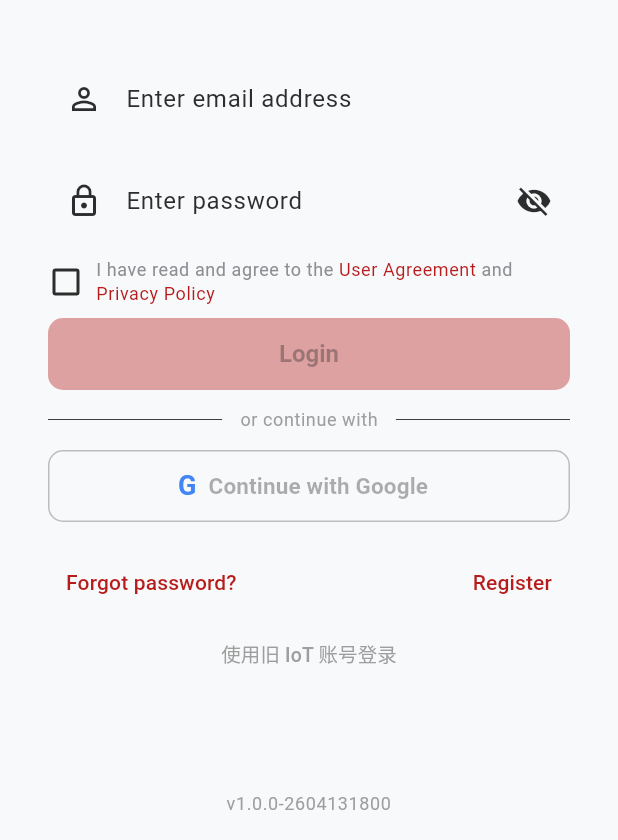
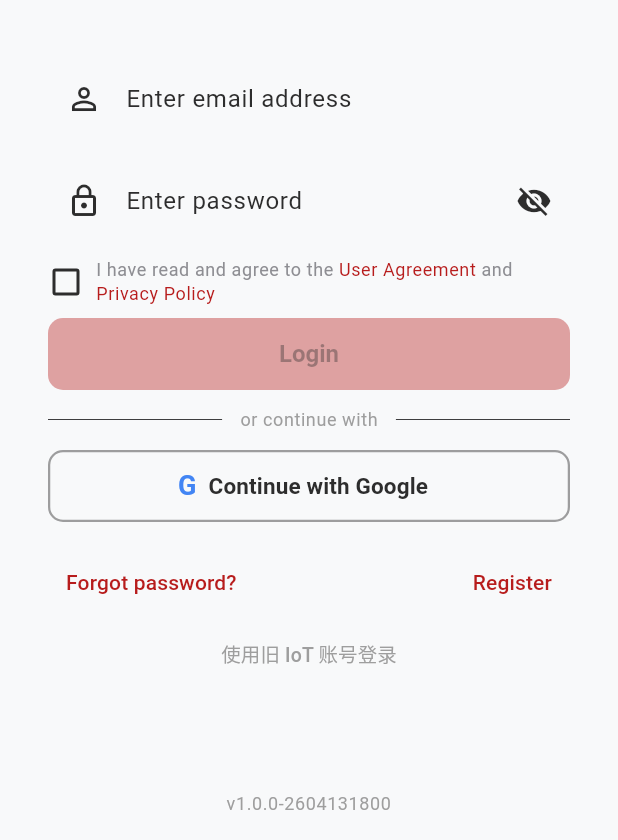
Before and after one commit to sentino-jp/sentino-app-sample, a Flutter app: the screen it shows after launch, on a phone screen of 412 x 824 dp, the part 396-1236 px from its top. Run offline on Flutter 3.47's test engine with Material 3 defaults, Android fonts, the phone set to English and light mode, and no system bars; our stand-ins replace device_info_plus, dio, flutter_blue_plus, go_router, google_sign_in, image_picker and 3 more; missing offline and left inert: app_settings, mobile_scanner, mqtt_client; accounts and stored records are empty.

Commit message:
fix(login): Google 按钮未勾隐私协议时给提示，不再静默失灵
原实现 onPressed 在未勾选时置 null，但按钮 style 里 side 是写死的
BorderSide(Colors.grey.shade400)——不是 WidgetStateProperty，禁用态
边框与文字颜色都不变。深色背景下按钮看起来完全可点，点了却毫无反应，
用户无从知道卡在隐私勾选上（账密登录用 AgButton，禁用会变暗红，反倒没这问题）。

- 门禁移进 _handleGoogleLogin：未勾选时 ToastUtil.showInfo 说明原因，
  onPressed 只保留 loading 防重入
- 边框改为跟随 colorScheme.onSurface（alpha .45）且加粗到 1.5，
  写死的 grey.shade400 在深色背景下对比不足，不像可点控件
- 新增 agreePrivacyRequired 文案（zh/en/ja）

```diff
--- a/lib/l10n/app_en.arb
+++ b/lib/l10n/app_en.arb
@@ -229,5 +229,6 @@
   "you": "You",
   "assistant": "Assistant",
   "orContinueWith": "or continue with",
-  "continueWithGoogle": "Continue with Google"
+  "continueWithGoogle": "Continue with Google",
+  "agreePrivacyRequired": "Please read and agree to the Terms and Privacy Policy first"
 }
--- a/lib/l10n/app_ja.arb
+++ b/lib/l10n/app_ja.arb
@@ -229,5 +229,6 @@
   "you": "あなた",
   "assistant": "アシスタント",
   "orContinueWith": "または以下で続行",
-  "continueWithGoogle": "Google でログイン"
+  "continueWithGoogle": "Google でログイン",
+  "agreePrivacyRequired": "先に利用規約とプライバシーポリシーに同意してください"
 }
--- a/lib/l10n/app_localizations.dart
+++ b/lib/l10n/app_localizations.dart
@@ -1455,6 +1455,12 @@ abstract class AppLocalizations {
   /// In zh, this message translates to:
   /// **'使用 Google 账号登录'**
   String get continueWithGoogle;
+
+  /// No description provided for @agreePrivacyRequired.
+  ///
+  /// In zh, this message translates to:
+  /// **'请先阅读并同意用户协议和隐私政策'**
+  String get agreePrivacyRequired;
 }
 
 class _AppLocalizationsDelegate
--- a/lib/l10n/app_localizations_en.dart
+++ b/lib/l10n/app_localizations_en.dart
@@ -703,4 +703,8 @@ class AppLocalizationsEn extends AppLocalizations {
 
   @override
   String get continueWithGoogle => 'Continue with Google';
+
+  @override
+  String get agreePrivacyRequired =>
+      'Please read and agree to the Terms and Privacy Policy first';
 }
--- a/lib/l10n/app_localizations_ja.dart
+++ b/lib/l10n/app_localizations_ja.dart
@@ -697,4 +697,7 @@ class AppLocalizationsJa extends AppLocalizations {
 
   @override
   String get continueWithGoogle => 'Google でログイン';
+
+  @override
+  String get agreePrivacyRequired => '先に利用規約とプライバシーポリシーに同意してください';
 }
--- a/lib/l10n/app_localizations_zh.dart
+++ b/lib/l10n/app_localizations_zh.dart
@@ -696,4 +696,7 @@ class AppLocalizationsZh extends AppLocalizations {
 
   @override
   String get continueWithGoogle => '使用 Google 账号登录';
+
+  @override
+  String get agreePrivacyRequired => '请先阅读并同意用户协议和隐私政策';
 }
--- a/lib/l10n/app_zh.arb
+++ b/lib/l10n/app_zh.arb
@@ -264,5 +264,6 @@
   "you": "你",
   "assistant": "智能体",
   "orContinueWith": "或使用以下方式",
-  "continueWithGoogle": "使用 Google 账号登录"
+  "continueWithGoogle": "使用 Google 账号登录",
+  "agreePrivacyRequired": "请先阅读并同意用户协议和隐私政策"
 }
--- a/lib/pages/auth/login_page.dart
+++ b/lib/pages/auth/login_page.dart
@@ -8,6 +8,7 @@ import '../../providers/locale_provider.dart';
 import '../../routes/app_router.dart';
 import '../../theme/app_colors.dart';
 import '../../utils/app_config.dart';
+import '../../utils/toast_util.dart';
 import '../../utils/validators.dart';
 import '../../widgets/ag_button.dart';
 import '../../widgets/ag_text_field.dart';
@@ -55,7 +56,15 @@ class _LoginPageState extends State<LoginPage> {
 
   /// Google 登录：系统级 SDK 直出 id_token → 后端验签建 coucou 会话。
   /// 与账密登录同样受隐私勾选门禁（合规要求一致，不因入口不同放宽）。
+  ///
+  /// 门禁不做成 `onPressed: null`：OutlinedButton 置灰在深色背景下几乎看不出，
+  /// 表现为「按钮长得能点、点了没反应」，用户无从知道卡在隐私勾选上。
+  /// 故按钮始终可点，未勾选时明确告知原因。
   Future<void> _handleGoogleLogin() async {
+    if (!_agreePrivacy) {
+      ToastUtil.showInfo(AppLocalizations.of(context)!.agreePrivacyRequired);
+      return;
+    }
     final auth = context.read<AuthProvider>();
     final ok = await auth.loginWithGoogle();
     if (ok && mounted) context.go(AppRoutes.home);
@@ -227,10 +236,9 @@ class _LoginPageState extends State<LoginPage> {
                     width: double.infinity,
                     height: 48,
                     child: OutlinedButton.icon(
-                      // 隐私勾选未打钩时禁用，与账密登录同一门禁。
-                      onPressed: (_agreePrivacy && !auth.isLoading)
-                          ? _handleGoogleLogin
-                          : null,
+                      // 隐私勾选的门禁在 _handleGoogleLogin 里做（未勾选给提示而非静默禁用）。
+                      // 这里只挡 loading，避免重复触发。
+                      onPressed: auth.isLoading ? null : _handleGoogleLogin,
                       // 与 coucou-mobile 同款文字 G 标（Google 蓝），不引额外图片资源。
                       icon: const Text('G',
                           style: TextStyle(
@@ -243,7 +251,15 @@ class _LoginPageState extends State<LoginPage> {
                       style: OutlinedButton.styleFrom(
                         foregroundColor:
                             Theme.of(context).colorScheme.onSurface,
-                        side: BorderSide(color: Colors.grey.shade400),
+                        // 跟随主题而非写死 grey.shade400——后者在深色背景下偏灰、
+                        // 与背景对比不足，按钮显得不像可点的控件。
+                        side: BorderSide(
+                          color: Theme.of(context)
+                              .colorScheme
+                              .onSurface
+                              .withValues(alpha: 0.45),
+                          width: 1.5,
+                        ),
                         shape: RoundedRectangleBorder(
                           borderRadius: BorderRadius.circular(10),
                         ),
```
